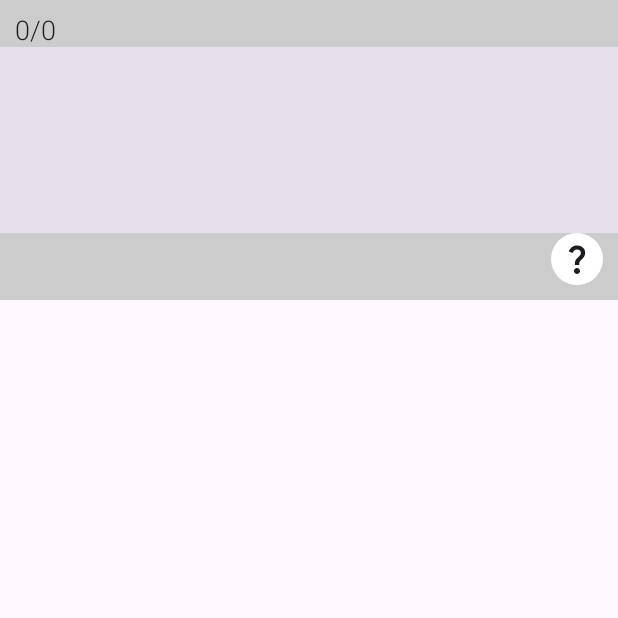
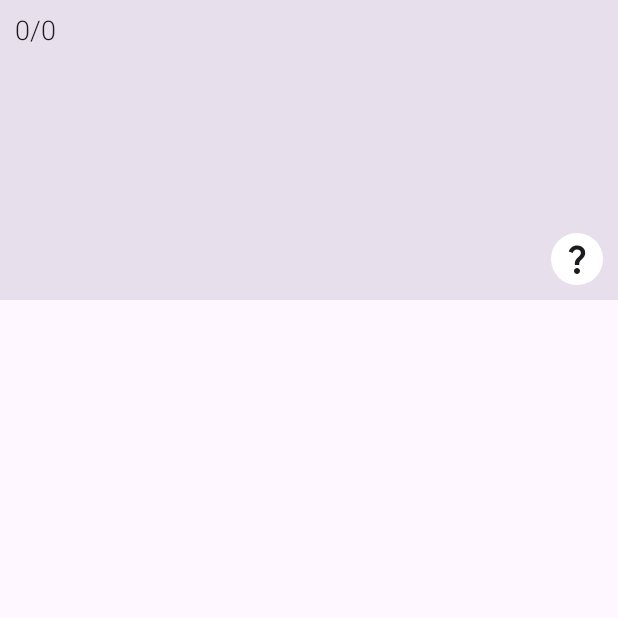
Before and after one commit to moevm/adfmp1h25-exam, an Android app built with Jetpack Compose: the composable QuestionComponent called with empty values, on a phone screen of 412 x 824 dp, the top half of it. Run offline under Robolectric (Android 15) with nearby library versions, the phone set to English and light mode, and no system bars.

Commit message:
fix warnings

```diff
--- a/ExamTrainer/app/src/main/java/com/example/examtrainer/presentation/ui/exercise/training/TrainingQuestionScreen.kt
+++ b/ExamTrainer/app/src/main/java/com/example/examtrainer/presentation/ui/exercise/training/TrainingQuestionScreen.kt
@@ -17,7 +17,9 @@ import androidx.compose.foundation.layout.padding
 import androidx.compose.foundation.layout.size
 import androidx.compose.foundation.layout.statusBars
 import androidx.compose.foundation.layout.windowInsetsPadding
+import androidx.compose.foundation.rememberScrollState
 import androidx.compose.foundation.shape.RoundedCornerShape
+import androidx.compose.foundation.verticalScroll
 import androidx.compose.material.icons.filled.ArrowBack
 import androidx.compose.material3.MaterialTheme
 import androidx.compose.material3.Icon
@@ -106,13 +108,17 @@ fun TrainingQuestionScreen(navController: NavController) {
             onClickHint = { viewModel.useHint() }
         )
 
-        // Область ответов
+        Spacer(modifier = Modifier.height(30.dp))
+
+        Box(
+            modifier = Modifier
+                .weight(1f)
+        ) {
             Column(
                 modifier = Modifier
                     .fillMaxSize()
-                .padding(top = 30.dp, bottom = 20.dp),
-
-            verticalArrangement = Arrangement.SpaceBetween,
+                    .verticalScroll(rememberScrollState()),
+                verticalArrangement = Arrangement.spacedBy(20.dp),
                 horizontalAlignment = Alignment.CenterHorizontally
             ) {
                 AnswersVariants(
@@ -122,6 +128,10 @@ fun TrainingQuestionScreen(navController: NavController) {
                 )
 
                 HintComponent(questions[index].hint, isHintUsed)
+            }
+        }
+
+        Spacer(modifier = Modifier.height(20.dp))
 
         if (isAnswerConfirmed) {
             NextButton(
@@ -146,7 +156,6 @@ fun TrainingQuestionScreen(navController: NavController) {
                     viewModel.confirmAnswer()
                 }
             )
-            }
         }
     }
 }
@@ -237,7 +246,7 @@ fun QuestionComponent(currentQuestionNumber: Int, questionsCount: Int, questionT
         Row(
             modifier = Modifier
                 .fillMaxWidth()
-                .background(Color.LightGray)
+//                .background(Color.LightGray)
                 .padding(top=10.dp, start = 10.dp),
             verticalAlignment = Alignment.CenterVertically,
             horizontalArrangement = Arrangement.Start
@@ -247,11 +256,21 @@ fun QuestionComponent(currentQuestionNumber: Int, questionsCount: Int, questionT
                 style = MaterialTheme.typography.labelLarge,
             )
         }
-        Text(text = questionText, fontSize = 20.sp, modifier = Modifier.padding(8.dp))
+        Box(
+            modifier = Modifier
+                .weight(1f)
+                .verticalScroll(rememberScrollState())
+        ) {
+            Text(
+                text = questionText,
+                fontSize = 20.sp,
+                modifier = Modifier.padding(8.dp)
+            )
+        }
         Row(
             modifier = Modifier
                 .fillMaxWidth()
-                .background(Color.LightGray)
+//                .background(Color.LightGray)
                 .padding(bottom=10.dp, end = 10.dp),
             horizontalArrangement = Arrangement.End,
             verticalAlignment = Alignment.CenterVertically
```
Also changed, not shown: ExamTrainer/app/src/main/java/com/example/examtrainer/presentation/ui/exercise/QuestionComponents.kt (+10 -8 lines). Lines whose indentation alone changed are shown as unchanged.
